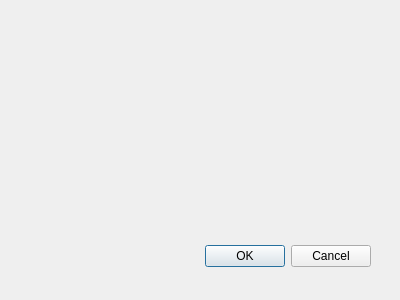
This is src/road_traffic_open_dialog.ui in benjbaron/LocationAllocation as Qt 5 draws it before an edit. The edited form follows.
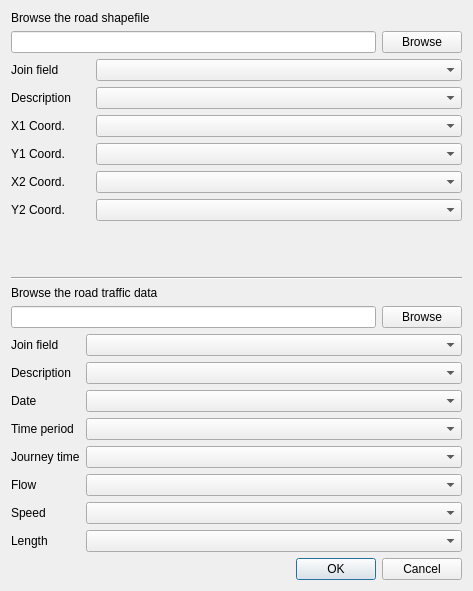
This is the edited form.

Commit message: Road traffic visualization

```diff
--- a/src/road_traffic_open_dialog.ui
+++ b/src/road_traffic_open_dialog.ui
@@ -1,36 +1,328 @@
-<ui version="4.0" >
- <author></author>
- <comment></comment>
- <exportmacro></exportmacro>
- <class>Dialog</class>
- <widget class="QDialog" name="Dialog" >
-  <property name="geometry" >
+<?xml version="1.0" encoding="UTF-8"?>
+<ui version="4.0">
+ <class>RoadTrafficOpenDialog</class>
+ <widget class="QDialog" name="RoadTrafficOpenDialog">
+  <property name="geometry">
    <rect>
     <x>0</x>
     <y>0</y>
-    <width>400</width>
-    <height>300</height>
+    <width>473</width>
+    <height>591</height>
    </rect>
   </property>
-  <property name="windowTitle" >
+  <property name="sizePolicy">
+   <sizepolicy hsizetype="MinimumExpanding" vsizetype="MinimumExpanding">
+    <horstretch>0</horstretch>
+    <verstretch>0</verstretch>
+   </sizepolicy>
+  </property>
+  <property name="windowTitle">
    <string>Dialog</string>
   </property>
-  <widget class="QDialogButtonBox" name="buttonBox" >
-   <property name="geometry" >
-    <rect>
-     <x>30</x>
-     <y>240</y>
-     <width>341</width>
-     <height>32</height>
-    </rect>
-   </property>
-   <property name="orientation" >
-    <enum>Qt::Horizontal</enum>
-   </property>
-   <property name="standardButtons" >
-    <set>QDialogButtonBox::Cancel|QDialogButtonBox::Ok</set>
-   </property>
-  </widget>
+  <layout class="QGridLayout" name="gridLayout">
+   <item row="1" column="0">
+    <layout class="QVBoxLayout" name="verticalLayout">
+     <item>
+      <widget class="QLabel" name="shapefileLabel">
+       <property name="text">
+        <string>Browse the road shapefile</string>
+       </property>
+      </widget>
+     </item>
+     <item>
+      <layout class="QHBoxLayout" name="horizontalLayout">
+       <item>
+        <widget class="QLineEdit" name="shapefileLineEdit"/>
+       </item>
+       <item>
+        <widget class="QPushButton" name="shapefileFileButton">
+         <property name="text">
+          <string>Browse</string>
+         </property>
+        </widget>
+       </item>
+      </layout>
+     </item>
+     <item>
+      <layout class="QHBoxLayout" name="horizontalLayout_3">
+       <item>
+        <widget class="QLabel" name="shapefileJoinLabel">
+         <property name="sizePolicy">
+          <sizepolicy hsizetype="Minimum" vsizetype="Minimum">
+           <horstretch>0</horstretch>
+           <verstretch>0</verstretch>
+          </sizepolicy>
+         </property>
+         <property name="minimumSize">
+          <size>
+           <width>79</width>
+           <height>0</height>
+          </size>
+         </property>
+         <property name="text">
+          <string>Join field</string>
+         </property>
+        </widget>
+       </item>
+       <item>
+        <widget class="QComboBox" name="shapefileComboBox">
+         <property name="sizePolicy">
+          <sizepolicy hsizetype="MinimumExpanding" vsizetype="Fixed">
+           <horstretch>0</horstretch>
+           <verstretch>0</verstretch>
+          </sizepolicy>
+         </property>
+        </widget>
+       </item>
+      </layout>
+     </item>
+     <item>
+      <widget class="QWidget" name="shapefileGridWidget" native="true">
+       <layout class="QGridLayout" name="shapefileAttributesGridLayout" rowminimumheight="0,0,0,0,0,0">
+        <property name="leftMargin">
+         <number>0</number>
+        </property>
+        <property name="topMargin">
+         <number>0</number>
+        </property>
+        <property name="rightMargin">
+         <number>0</number>
+        </property>
+        <property name="bottomMargin">
+         <number>0</number>
+        </property>
+        <property name="spacing">
+         <number>6</number>
+        </property>
+        <item row="4" column="1">
+         <widget class="QComboBox" name="shapefileX2ComboBox"/>
+        </item>
+        <item row="3" column="0">
+         <widget class="QLabel" name="shapefileY1Label">
+          <property name="text">
+           <string>Y1 Coord.</string>
+          </property>
+         </widget>
+        </item>
+        <item row="2" column="1">
+         <widget class="QComboBox" name="shapefileX1ComboBox"/>
+        </item>
+        <item row="4" column="0">
+         <widget class="QLabel" name="shapefileX2Label">
+          <property name="text">
+           <string>X2 Coord.</string>
+          </property>
+         </widget>
+        </item>
+        <item row="1" column="0">
+         <widget class="QLabel" name="shapefileDescriptionLabel">
+          <property name="sizePolicy">
+           <sizepolicy hsizetype="Minimum" vsizetype="Preferred">
+            <horstretch>0</horstretch>
+            <verstretch>0</verstretch>
+           </sizepolicy>
+          </property>
+          <property name="minimumSize">
+           <size>
+            <width>79</width>
+            <height>0</height>
+           </size>
+          </property>
+          <property name="text">
+           <string>Description</string>
+          </property>
+         </widget>
+        </item>
+        <item row="2" column="0">
+         <widget class="QLabel" name="shapefileX1Label">
+          <property name="text">
+           <string>X1 Coord.</string>
+          </property>
+         </widget>
+        </item>
+        <item row="3" column="1">
+         <widget class="QComboBox" name="shapefileY1ComboBox"/>
+        </item>
+        <item row="1" column="1">
+         <widget class="QComboBox" name="shapefileDescriptionComboBox">
+          <property name="sizePolicy">
+           <sizepolicy hsizetype="MinimumExpanding" vsizetype="Fixed">
+            <horstretch>0</horstretch>
+            <verstretch>0</verstretch>
+           </sizepolicy>
+          </property>
+         </widget>
+        </item>
+        <item row="5" column="0">
+         <widget class="QLabel" name="shapefileY2Label">
+          <property name="text">
+           <string>Y2 Coord.</string>
+          </property>
+         </widget>
+        </item>
+        <item row="5" column="1">
+         <widget class="QComboBox" name="shapefileY2ComboBox"/>
+        </item>
+       </layout>
+      </widget>
+     </item>
+     <item>
+      <spacer name="verticalSpacer">
+       <property name="orientation">
+        <enum>Qt::Vertical</enum>
+       </property>
+       <property name="sizeHint" stdset="0">
+        <size>
+         <width>20</width>
+         <height>0</height>
+        </size>
+       </property>
+      </spacer>
+     </item>
+     <item>
+      <widget class="Line" name="line">
+       <property name="orientation">
+        <enum>Qt::Horizontal</enum>
+       </property>
+      </widget>
+     </item>
+     <item>
+      <widget class="QLabel" name="dataLabel">
+       <property name="sizePolicy">
+        <sizepolicy hsizetype="Preferred" vsizetype="Minimum">
+         <horstretch>0</horstretch>
+         <verstretch>0</verstretch>
+        </sizepolicy>
+       </property>
+       <property name="text">
+        <string>Browse the road traffic data</string>
+       </property>
+      </widget>
+     </item>
+     <item>
+      <layout class="QHBoxLayout" name="horizontalLayout_2">
+       <item>
+        <widget class="QLineEdit" name="dataLineEdit"/>
+       </item>
+       <item>
+        <widget class="QPushButton" name="dataButton">
+         <property name="text">
+          <string>Browse</string>
+         </property>
+        </widget>
+       </item>
+      </layout>
+     </item>
+     <item>
+      <layout class="QGridLayout" name="gridLayout_3">
+       <item row="2" column="1">
+        <widget class="QComboBox" name="dataDateComboBox"/>
+       </item>
+       <item row="7" column="1">
+        <widget class="QComboBox" name="dataLengthComboBox"/>
+       </item>
+       <item row="0" column="1">
+        <widget class="QComboBox" name="dataComboBox">
+         <property name="sizePolicy">
+          <sizepolicy hsizetype="MinimumExpanding" vsizetype="Fixed">
+           <horstretch>0</horstretch>
+           <verstretch>0</verstretch>
+          </sizepolicy>
+         </property>
+        </widget>
+       </item>
+       <item row="2" column="0">
+        <widget class="QLabel" name="dataDateLabel">
+         <property name="text">
+          <string>Date</string>
+         </property>
+        </widget>
+       </item>
+       <item row="1" column="0">
+        <widget class="QLabel" name="dataDescriptionLabel">
+         <property name="text">
+          <string>Description</string>
+         </property>
+        </widget>
+       </item>
+       <item row="6" column="0">
+        <widget class="QLabel" name="dataSpeedLabel">
+         <property name="text">
+          <string>Speed</string>
+         </property>
+        </widget>
+       </item>
+       <item row="6" column="1">
+        <widget class="QComboBox" name="dataSpeedComboBox"/>
+       </item>
+       <item row="1" column="1">
+        <widget class="QComboBox" name="dataDescriptionComboBox"/>
+       </item>
+       <item row="5" column="1">
+        <widget class="QComboBox" name="dataFlowComboBox"/>
+       </item>
+       <item row="3" column="1">
+        <widget class="QComboBox" name="dataTimePeriodComboBox"/>
+       </item>
+       <item row="7" column="0">
+        <widget class="QLabel" name="DataLengthLabel">
+         <property name="text">
+          <string>Length</string>
+         </property>
+        </widget>
+       </item>
+       <item row="3" column="0">
+        <widget class="QLabel" name="dataTimePeriodLabel">
+         <property name="text">
+          <string>Time period</string>
+         </property>
+        </widget>
+       </item>
+       <item row="4" column="1">
+        <widget class="QComboBox" name="dataJourneyTimeComboBox"/>
+       </item>
+       <item row="5" column="0">
+        <widget class="QLabel" name="dataFlowLabel">
+         <property name="text">
+          <string>Flow</string>
+         </property>
+        </widget>
+       </item>
+       <item row="0" column="0">
+        <widget class="QLabel" name="dataJoinLabel">
+         <property name="sizePolicy">
+          <sizepolicy hsizetype="Minimum" vsizetype="Preferred">
+           <horstretch>0</horstretch>
+           <verstretch>0</verstretch>
+          </sizepolicy>
+         </property>
+         <property name="text">
+          <string>Join field</string>
+         </property>
+        </widget>
+       </item>
+       <item row="4" column="0">
+        <widget class="QLabel" name="dataJourneytimeLabel">
+         <property name="text">
+          <string>Journey time</string>
+         </property>
+        </widget>
+       </item>
+      </layout>
+     </item>
+    </layout>
+   </item>
+   <item row="10" column="0">
+    <widget class="QDialogButtonBox" name="buttonBox">
+     <property name="orientation">
+      <enum>Qt::Horizontal</enum>
+     </property>
+     <property name="standardButtons">
+      <set>QDialogButtonBox::Cancel|QDialogButtonBox::Ok</set>
+     </property>
+    </widget>
+   </item>
+  </layout>
  </widget>
  <pixmapfunction></pixmapfunction>
  <resources/>
```
Left out of the diff: 13 changed lines with no effect on the pictures. The commit also changes 7 other files.
